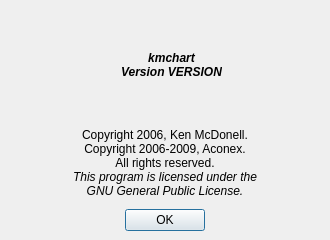
This is src/chart/aboutdialog.ui in performancecopilot/pcp as Qt 5 draws it before an edit. The edited form follows.
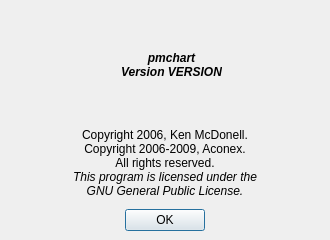
This is the edited form. Icons and pictures are not drawn.

Commit message: The great source file renaming of '09.  The build now generates pmchart/pmtime/pmquery/pmdumptext binaries.

What changed in the file:
```diff
--- a/src/chart/aboutdialog.ui
+++ b/src/chart/aboutdialog.ui
@@ -90,7 +90,7 @@
           </sizepolicy>
          </property>
          <property name="text" >
-          <string>&lt;b>&lt;i>kmchart&lt;/i>&lt;/b>&lt;br>
+          <string>&lt;b>&lt;i>pmchart&lt;/i>&lt;/b>&lt;br>
 &lt;b>&lt;i>Version VERSION&lt;/i>&lt;/b></string>
          </property>
          <property name="alignment" >
```
Left out of the diff: 6 changed lines with no effect on the pictures. The commit also changes 73 other files.
